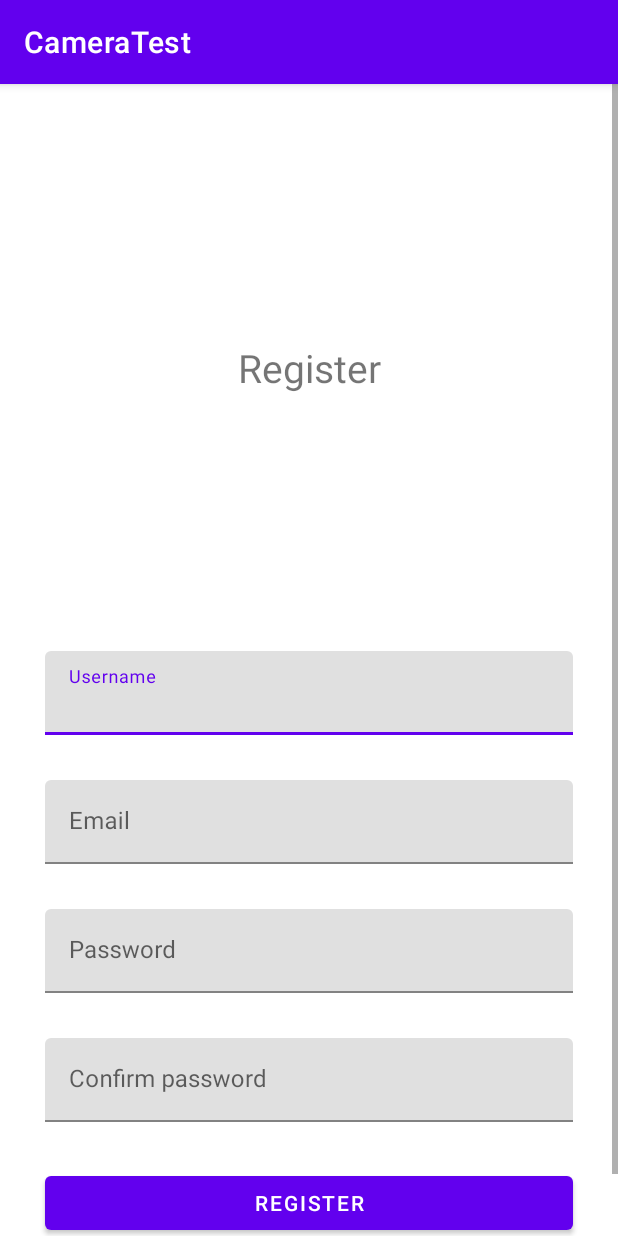
After one commit to vladisemen/CameraTestKotlin, an Android app: the RegisterActivity screen opened directly, with no data from a screen before it, on a phone screen of 412 x 824 dp. The commit adds this screen. Run offline under Robolectric (Android 15) with nearby library versions, the phone set to English and light mode, and no system bars.

```diff
--- /dev/null
+++ b/app/src/main/java/com/example/cameratest/RegisterActivity.kt
@@ -0,0 +1,28 @@
+package com.example.cameratest
+
+import android.content.Intent
+import androidx.appcompat.app.AppCompatActivity
+import android.os.Bundle
+import android.widget.Toast
+import kotlinx.android.synthetic.main.activity_login.*
+import kotlinx.android.synthetic.main.activity_register.*
+
+class RegisterActivity : AppCompatActivity() {
+    override fun onCreate(savedInstanceState: Bundle?) {
+        super.onCreate(savedInstanceState)
+        setContentView(R.layout.activity_register)
+
+        tvLogin.setOnClickListener {
+            val intent = Intent(this, LoginActivity::class.java)
+            startActivity(intent)
+        }
+        bottomRegister.setOnClickListener{
+            if(editUsername.text.trim().isEmpty() or editEmail.text.trim().isEmpty() or editPassword.text.trim().isEmpty() or editCPassword.text.trim().isEmpty()){
+                Toast.makeText(this, "Please, write information", Toast.LENGTH_LONG).show()
+            }else{
+                Toast.makeText(this, "Все ок", Toast.LENGTH_LONG).show()
+            }
+        }
+    }
+
+}
--- /dev/null
+++ b/app/src/main/res/layout/activity_register.xml
@@ -0,0 +1,123 @@
+<?xml version="1.0" encoding="utf-8"?>
+<ScrollView xmlns:android="http://schemas.android.com/apk/res/android"
+    xmlns:app="http://schemas.android.com/apk/res-auto"
+    xmlns:tools="http://schemas.android.com/tools"
+    android:layout_width="match_parent"
+    android:layout_height="match_parent"
+    tools:context=".RegisterActivity">
+    <androidx.constraintlayout.widget.ConstraintLayout
+        android:layout_width="match_parent"
+        android:layout_height="wrap_content">
+
+
+    <TextView
+        android:layout_width="wrap_content"
+        android:layout_height="wrap_content"
+        app:layout_constraintTop_toTopOf="parent"
+        app:layout_constraintBottom_toTopOf="@+id/textUsername"
+        app:layout_constraintStart_toStartOf="parent"
+        android:textSize="26sp"
+        app:layout_constraintEnd_toEndOf="parent"
+        android:text="Register"
+        />
+
+    <com.google.android.material.textfield.TextInputLayout
+        android:id="@+id/textUsername"
+        android:layout_width="match_parent"
+        android:layout_marginStart="30dp"
+        android:layout_marginEnd="30dp"
+        app:layout_constraintBottom_toBottomOf="parent"
+        app:layout_constraintTop_toTopOf="parent"
+        app:layout_constraintEnd_toEndOf="parent"
+        app:layout_constraintStart_toStartOf="parent"
+        android:layout_height="wrap_content"
+        >
+    <EditText
+        android:id="@+id/editUsername"
+        android:hint="Username"
+        android:layout_height="wrap_content"
+        android:layout_width="match_parent"
+        android:inputType="textPersonName"/>
+    </com.google.android.material.textfield.TextInputLayout>
+
+    <com.google.android.material.textfield.TextInputLayout
+        android:id="@+id/textEmail"
+        android:layout_width="match_parent"
+        android:layout_marginTop="30dp"
+        android:layout_marginStart="30dp"
+        android:layout_marginEnd="30dp"
+        app:layout_constraintTop_toBottomOf="@+id/textUsername"
+        app:layout_constraintEnd_toEndOf="parent"
+        app:layout_constraintStart_toStartOf="parent"
+        android:layout_height="wrap_content"
+        >
+        <EditText
+            android:id="@+id/editEmail"
+            android:hint="Email"
+            android:layout_height="wrap_content"
+            android:layout_width="match_parent"
+            android:inputType="textEmailAddress"/>
+    </com.google.android.material.textfield.TextInputLayout>
+
+    <com.google.android.material.textfield.TextInputLayout
+        android:id="@+id/textPassword"
+        android:layout_width="match_parent"
+        android:layout_marginTop="30dp"
+        android:layout_marginStart="30dp"
+        android:layout_marginEnd="30dp"
+        app:layout_constraintTop_toBottomOf="@+id/textEmail"
+        app:layout_constraintEnd_toEndOf="parent"
+        app:layout_constraintStart_toStartOf="parent"
+        android:layout_height="wrap_content"
+        >
+        <EditText
+            android:id="@+id/editPassword"
+            android:hint="Password"
+            android:layout_height="wrap_content"
+            android:layout_width="match_parent"
+            android:inputType="textPassword"/>
+    </com.google.android.material.textfield.TextInputLayout>
+    <com.google.android.material.textfield.TextInputLayout
+        android:id="@+id/textCPassword"
+        android:layout_width="match_parent"
+        android:layout_marginTop="30dp"
+        android:layout_marginStart="30dp"
+        android:layout_marginEnd="30dp"
+        app:layout_constraintTop_toBottomOf="@+id/textPassword"
+        app:layout_constraintEnd_toEndOf="parent"
+        app:layout_constraintStart_toStartOf="parent"
+        android:layout_height="wrap_content"
+        >
+        <EditText
+            android:id="@+id/editCPassword"
+            android:hint="Confirm password"
+            android:layout_height="wrap_content"
+            android:layout_width="match_parent"
+            android:inputType="textPassword"/>
+    </com.google.android.material.textfield.TextInputLayout>
+
+    <Button
+        android:id="@+id/bottomRegister"
+        android:layout_width="match_parent"
+        android:layout_height="wrap_content"
+        android:layout_margin="30dp"
+        android:layout_marginTop="32dp"
+        android:text="Register"
+        android:textColor="#fff"
+        app:layout_constraintTop_toBottomOf="@+id/textCPassword"
+        tools:layout_editor_absoluteX="30dp" />
+
+    <TextView
+        android:id="@+id/tvLogin"
+        android:layout_width="wrap_content"
+        android:layout_height="wrap_content"
+        android:text="Login ?"
+        android:textColor="@color/purple_200"
+        android:textSize="16sp"
+        app:layout_constraintTop_toBottomOf="@+id/bottomRegister"
+        app:layout_constraintBottom_toBottomOf="parent"
+        app:layout_constraintStart_toStartOf="parent"
+        app:layout_constraintEnd_toEndOf="parent"
+        android:padding="10dp"/>
+    </androidx.constraintlayout.widget.ConstraintLayout>
+</ScrollView>
```
Also changed, not shown: app/src/main/AndroidManifest.xml (+13 -4 lines), app/src/main/java/com/example/cameratest/LoginActivity.kt (added, +28 -0 lines), app/src/main/res/layout/activity_login.xml (added, +76 -0 lines), app/src/main/res/layout/main_fragment.xml (+25 -16 lines).
